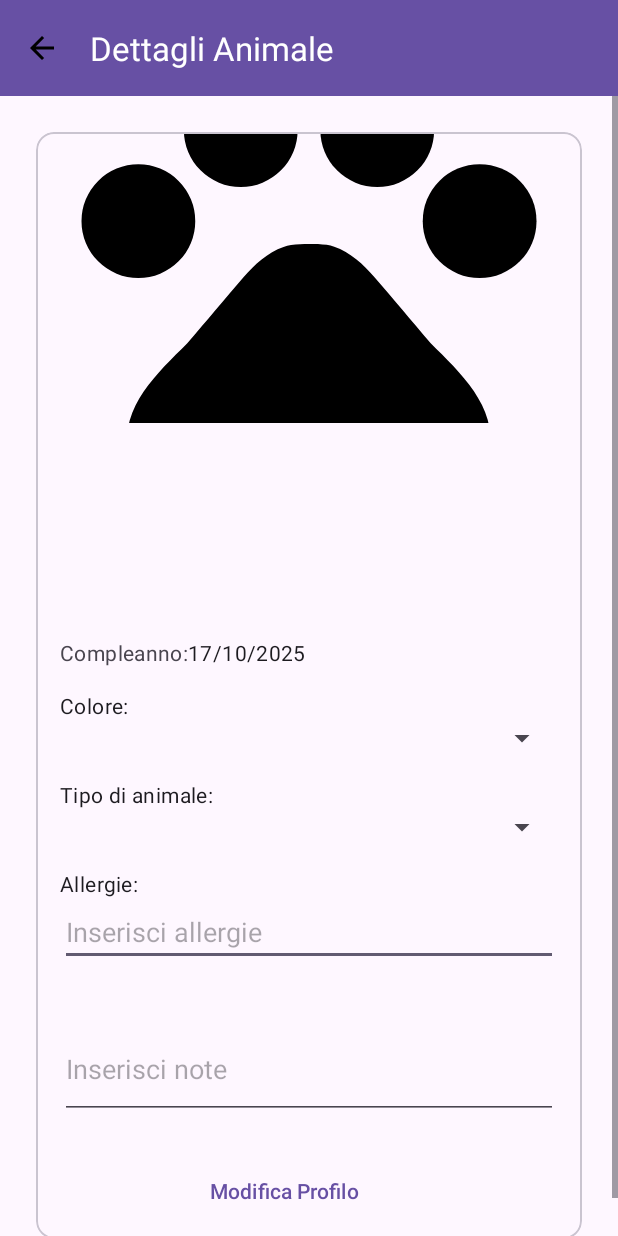
After one commit to amazzeo11/PetSphere, an Android app: the ViewPetActivity screen opened directly, with no data from a screen before it, on a phone screen of 412 x 824 dp. The commit adds this screen. Run offline under Robolectric (Android 15) with nearby library versions, the phone set to English and light mode, and no system bars.

Commit message:
implementato click su preview che porta a card del pet, implementato recupero e binding dei dati sulla card

```diff
--- a/app/app/src/main/java/com/unimib/petsphere/data/model/PetModel.java
+++ b/app/app/src/main/java/com/unimib/petsphere/data/model/PetModel.java
@@ -3,9 +3,10 @@ package com.unimib.petsphere.data.model;
 import androidx.room.Entity;
 import androidx.room.PrimaryKey;
 
+import java.io.Serializable;
 import java.util.Date;
 @Entity
-public class PetModel {
+public class PetModel implements Serializable {
     @PrimaryKey(autoGenerate = true)
     public long uid;
 
--- a/app/app/src/main/java/com/unimib/petsphere/ui/Main/pet/CreatePetActivity.java
+++ b/app/app/src/main/java/com/unimib/petsphere/ui/pet/CreatePetActivity.java
@@ -1,4 +1,4 @@
-package com.unimib.petsphere.ui.Main.pet;
+package com.unimib.petsphere.ui.pet;
 
 import android.os.Bundle;
 import android.widget.Button;
--- /dev/null
+++ b/app/app/src/main/java/com/unimib/petsphere/ui/pet/ViewPetActivity.java
@@ -0,0 +1,56 @@
+package com.unimib.petsphere.ui.pet;
+
+import android.os.Bundle;
+import android.widget.ImageView;
+import android.widget.TextView;
+
+import androidx.appcompat.app.AppCompatActivity;
+import androidx.appcompat.widget.Toolbar;
+
+import com.unimib.petsphere.R;
+import com.unimib.petsphere.data.model.PetModel;
+
+public class ViewPetActivity extends AppCompatActivity {
+    private TextView nome, soprannome, microchip, eta, compleanno, colore, tipo, allergie, note;
+    private ImageView petImageView;
+
+    @Override
+    protected void onCreate(Bundle savedInstanceState) {
+        super.onCreate(savedInstanceState);
+        setContentView(R.layout.activity_view_pet);
+
+        Toolbar toolbar = findViewById(R.id.toolbar);
+        setSupportActionBar(toolbar);
+        if (getSupportActionBar() != null) {
+            getSupportActionBar().setDisplayHomeAsUpEnabled(true);
+        }
+        toolbar.setNavigationOnClickListener(v -> onBackPressed());
+
+        nome = findViewById(R.id.text_nome);
+        soprannome = findViewById(R.id.text_soprannome);
+        microchip = findViewById(R.id.text_microchip);
+        eta = findViewById(R.id.text_eta);
+        compleanno = findViewById(R.id.text_compleanno);
+        colore = findViewById(R.id.colore);
+        tipo = findViewById(R.id.tipo);
+        allergie = findViewById(R.id.allergie);
+        note = findViewById(R.id.note);
+
+
+        PetModel pet = (PetModel) getIntent().getSerializableExtra("pet");
+
+        if (pet != null) {
+
+            nome.setText(pet.getName());
+            soprannome.setText("@string/soprannome" + pet.getNickname());
+            microchip.setText("@string/numero_di_microchip" + pet.getMicrochip());
+            eta.setText("@string/numero_di_microchip" + pet.getAge());
+            compleanno.setText("@string/compleanno" + pet.getBirthday());
+            colore.setText("@string/colore" + pet.getColore());
+            tipo.setText("@string/tipo_animale" + pet.getAnimal_type());
+            allergie.setText("@string/allergie" + pet.getAllergies());
+            note.setText("@string/note" + pet.getNotes());
+
+        }
+    }
+}
--- /dev/null
+++ b/app/app/src/main/res/drawable/baseline_arrow_back_24.xml
@@ -0,0 +1,5 @@
+<vector xmlns:android="http://schemas.android.com/apk/res/android" android:autoMirrored="true" android:height="24dp" android:tint="#000000" android:viewportHeight="24" android:viewportWidth="24" android:width="24dp">
+
+    <path android:fillColor="@android:color/white" android:pathData="M20,11H7.83l5.59,-5.59L12,4l-8,8 8,8 1.41,-1.41L7.83,13H20v-2z"/>
+
+</vector>
--- /dev/null
+++ b/app/app/src/main/res/layout/activity_view_pet.xml
@@ -0,0 +1,42 @@
+<?xml version="1.0" encoding="utf-8"?>
+<androidx.constraintlayout.widget.ConstraintLayout xmlns:android="http://schemas.android.com/apk/res/android"
+    xmlns:app="http://schemas.android.com/apk/res-auto"
+    xmlns:tools="http://schemas.android.com/tools"
+    android:id="@+id/main"
+    android:layout_width="match_parent"
+    android:layout_height="match_parent"
+    tools:context=".ui.pet.ViewPetActivity">
+
+
+        <androidx.appcompat.widget.Toolbar
+            android:id="@+id/toolbar"
+            android:layout_width="match_parent"
+            android:layout_height="?attr/actionBarSize"
+            android:background="?attr/colorPrimary"
+            app:navigationIcon="@drawable/baseline_arrow_back_24"
+            app:title="Dettagli Animale"
+            app:titleTextColor="@android:color/white"
+            app:layout_constraintTop_toTopOf="parent"/>
+
+
+    <ScrollView
+        android:layout_width="match_parent"
+        android:layout_height="match_parent"
+        android:layout_marginTop="64dp"
+        android:fillViewport="true"
+        app:layout_constraintTop_toBottomOf="@id/toolbar"
+        tools:layout_editor_absoluteX="0dp">
+
+        <LinearLayout
+            android:layout_width="match_parent"
+            android:layout_height="wrap_content"
+            android:orientation="vertical"
+            android:padding="16dp"
+            app:layout_constraintTop_toBottomOf="@id/toolbar">
+
+
+            <include layout="@layout/card_pet" />
+
+        </LinearLayout>
+    </ScrollView>
+</androidx.constraintlayout.widget.ConstraintLayout>
--- a/app/app/src/main/res/layout/fragment_pets_list.xml
+++ b/app/app/src/main/res/layout/fragment_pets_list.xml
@@ -66,7 +66,7 @@
         app:layout_constraintHorizontal_bias="0.0"
         app:layout_constraintStart_toStartOf="parent"
         app:layout_constraintTop_toBottomOf="@id/new_pet_btn"
-        tools:context=".ui.Main.pet.PetListFragment"
+        tools:context=".ui.Main.petList.PetListFragment"
         tools:listitem="@layout/preview_pet_card" />
 
 
--- a/app/app/src/main/res/layout/preview_pet_card.xml
+++ b/app/app/src/main/res/layout/preview_pet_card.xml
@@ -5,8 +5,10 @@
     android:layout_height="wrap_content"
     android:layout_margin="16dp"
     android:backgroundTint="#FFFFFF"
+    android:focusable="true"
     app:cardCornerRadius="12dp"
-    app:cardElevation="4dp">
+    app:cardElevation="4dp"
+    android:clickable="true">
 
     <LinearLayout
         android:layout_width="match_parent"
--- a/app/app/src/main/res/navigation/main_nav_graph.xml
+++ b/app/app/src/main/res/navigation/main_nav_graph.xml
@@ -7,7 +7,7 @@ app:startDestination="@id/petslistfragment">
 
 <fragment
     android:id="@+id/petslistfragment"
-    android:name="com.unimib.petsphere.ui.Main.pet.PetListFragment"
+    android:name="com.unimib.petsphere.ui.Main.petList.PetListFragment"
     android:label="@string/lista_animali"
     tools:layout="@layout/fragment_pets_list" />
 <fragment
```
Also changed, not shown: app/app/src/main/AndroidManifest.xml (+8 -5 lines), app/app/src/main/java/com/unimib/petsphere/ui/Main/pet/ViewPetFragment.java (deleted, +0 -66 lines), app/app/src/main/java/com/unimib/petsphere/ui/Main/petList/PetListFragment.java (renamed from app/app/src/main/java/com/unimib/petsphere/ui/Main/pet/PetListFragment.java, +6 -4 lines), app/app/src/main/java/com/unimib/petsphere/ui/Main/petList/PetRecyclerViewAdapter.java (renamed from app/app/src/main/java/com/unimib/petsphere/ui/Main/pet/PetRecyclerViewAdapter.java, +8 -1 lines), app/app/src/main/res/layout/card_pet.xml (+6 -24 lines), app/app/src/main/res/layout/fragment_view_pet.xml (deleted, +0 -14 lines).
